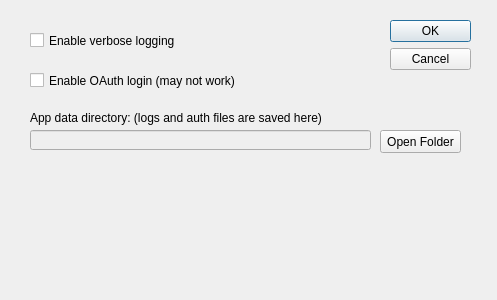
First picture: the form in gui/src/main/resources/settings_dialog.ui, repository apastel/ytmusic-deleter, before the edit.
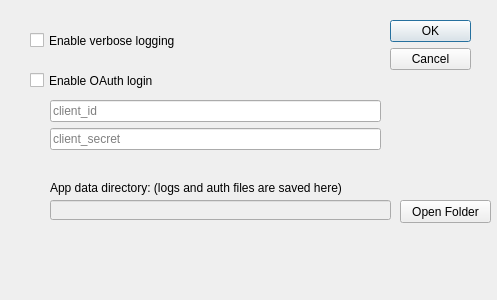
Second picture: the form after the edit.

Commit message:
Get OAuth working again (requires setting up a personal OAuth application) (#123)
See https://ytmusicapi.readthedocs.io/en/stable/setup/oauth.html

Patch:
```diff
--- a/gui/src/main/resources/settings_dialog.ui
+++ b/gui/src/main/resources/settings_dialog.ui
@@ -25,7 +25,7 @@
      <x>390</x>
      <y>20</y>
      <width>81</width>
-     <height>241</height>
+     <height>71</height>
     </rect>
    </property>
    <property name="orientation">
@@ -62,7 +62,7 @@
     <rect>
      <x>30</x>
      <y>60</y>
-     <width>351</width>
+     <width>151</width>
      <height>41</height>
     </rect>
    </property>
@@ -76,15 +76,15 @@
     <string>Enables user-friendly authentication using OAuth (may not work)</string>
    </property>
    <property name="text">
-    <string>Enable OAuth login (may not work)</string>
+    <string>Enable OAuth login</string>
    </property>
   </widget>
   <widget class="QPushButton" name="openDataDirButton">
    <property name="geometry">
     <rect>
-     <x>380</x>
-     <y>130</y>
-     <width>81</width>
+     <x>400</x>
+     <y>200</y>
+     <width>91</width>
      <height>23</height>
     </rect>
    </property>
@@ -98,8 +98,8 @@
    </property>
    <property name="geometry">
     <rect>
-     <x>30</x>
-     <y>130</y>
+     <x>50</x>
+     <y>200</y>
      <width>341</width>
      <height>20</height>
     </rect>
@@ -111,8 +111,8 @@
   <widget class="QLabel" name="dataDirLabel">
    <property name="geometry">
     <rect>
-     <x>30</x>
-     <y>110</y>
+     <x>50</x>
+     <y>180</y>
      <width>331</width>
      <height>16</height>
     </rect>
@@ -121,6 +121,52 @@
     <string>App data directory: (logs and auth files are saved here)</string>
    </property>
   </widget>
+  <widget class="QWidget" name="verticalLayoutWidget">
+   <property name="geometry">
+    <rect>
+     <x>50</x>
+     <y>100</y>
+     <width>331</width>
+     <height>52</height>
+    </rect>
+   </property>
+   <layout class="QVBoxLayout" name="verticalLayoutOauth">
+    <item>
+     <widget class="QLineEdit" name="clientIdInput">
+      <property name="placeholderText">
+       <string>client_id</string>
+      </property>
+     </widget>
+    </item>
+    <item>
+     <widget class="QLineEdit" name="clientSecretInput">
+      <property name="placeholderText">
+       <string>client_secret</string>
+      </property>
+     </widget>
+    </item>
+   </layout>
+  </widget>
+  <widget class="QPushButton" name="oauthInfoButton">
+   <property name="geometry">
+    <rect>
+     <x>180</x>
+     <y>70</y>
+     <width>21</width>
+     <height>22</height>
+    </rect>
+   </property>
+   <property name="styleSheet">
+    <string notr="true">QPushButton {
+    background-position: center;
+    background-repeat: no-repeat;
+    border-radius: 5px;
+}</string>
+   </property>
+   <property name="text">
+    <string/>
+   </property>
+  </widget>
  </widget>
  <resources/>
  <connections>
```
Left out of the diff: 12 changed lines with no effect on the pictures. The commit also changes 25 other files.
